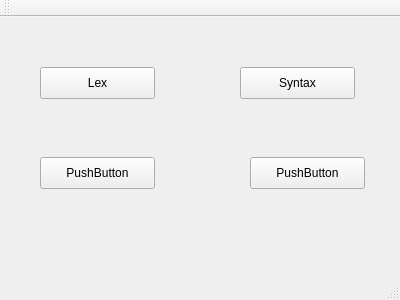
This is source/ui/mainwindow.ui in gaocegege/CompilerLab as Qt 5 draws it before an edit. The edited form follows.
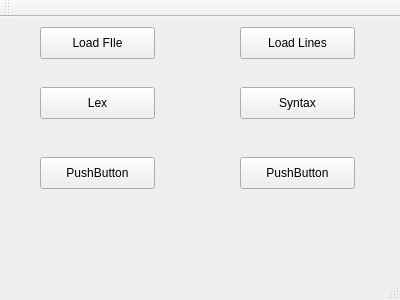
This is the edited form.

What changed in the file:
```diff
--- a/source/ui/mainwindow.ui
+++ b/source/ui/mainwindow.ui
@@ -18,7 +18,7 @@
     <property name="geometry">
      <rect>
       <x>40</x>
-      <y>50</y>
+      <y>70</y>
       <width>115</width>
       <height>32</height>
      </rect>
@@ -31,7 +31,7 @@
     <property name="geometry">
      <rect>
       <x>240</x>
-      <y>50</y>
+      <y>70</y>
       <width>115</width>
       <height>32</height>
      </rect>
@@ -56,7 +56,7 @@
    <widget class="QPushButton" name="pushButton_4">
     <property name="geometry">
      <rect>
-      <x>250</x>
+      <x>240</x>
       <y>140</y>
       <width>115</width>
       <height>32</height>
@@ -66,6 +66,32 @@
      <string>PushButton</string>
     </property>
    </widget>
+   <widget class="QPushButton" name="pushButton_5">
+    <property name="geometry">
+     <rect>
+      <x>40</x>
+      <y>10</y>
+      <width>115</width>
+      <height>32</height>
+     </rect>
+    </property>
+    <property name="text">
+     <string>Load FIle</string>
+    </property>
+   </widget>
+   <widget class="QPushButton" name="pushButton_6">
+    <property name="geometry">
+     <rect>
+      <x>240</x>
+      <y>10</y>
+      <width>115</width>
+      <height>32</height>
+     </rect>
+    </property>
+    <property name="text">
+     <string>Load Lines</string>
+    </property>
+   </widget>
   </widget>
   <widget class="QMenuBar" name="menuBar">
    <property name="geometry">
```
